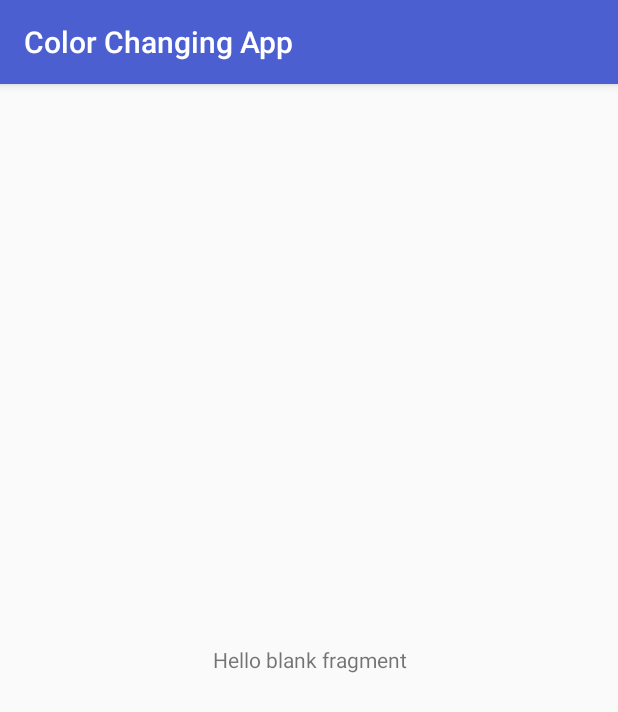
After one commit to tuj39467/ColorChangingApp, an Android app: the fragment CanvasFragment shown on its own in the app's theme, on a phone screen of 412 x 824 dp. The commit adds this screen. Shown: the top 712 px of the screen. Run offline under Robolectric (Android 15) with nearby library versions, the phone set to English and light mode, and no system bars.

Commit message:
Using factory method to improve communication between MainActivity and PaletteFragment. Began creating PaletteFragment as well as the design format of how the two formats will appear in the MainActivity.

```diff
--- a/app/build.gradle
+++ b/app/build.gradle
@@ -26,6 +26,7 @@ dependencies {
     implementation fileTree(dir: "libs", include: ["*.jar"])
     implementation 'androidx.appcompat:appcompat:1.2.0'
     implementation 'androidx.constraintlayout:constraintlayout:2.0.1'
+    implementation 'androidx.legacy:legacy-support-v4:1.0.0'
     testImplementation 'junit:junit:4.12'
     androidTestImplementation 'androidx.test.ext:junit:1.1.2'
     androidTestImplementation 'androidx.test.espresso:espresso-core:3.3.0'
--- a/app/src/main/java/edu/temple/colorchangingapp/CanvasActivity.java
+++ b/app/src/main/java/edu/temple/colorchangingapp/CanvasActivity.java
@@ -1,16 +1,12 @@
 package edu.temple.colorchangingapp;
 
-import android.app.Activity;
 import android.content.Intent;
-import android.content.res.Resources;
 import android.graphics.Color;
 import android.os.Bundle;
-import android.widget.BaseAdapter;
 import android.widget.TextView;
 
 import androidx.appcompat.app.AppCompatActivity;
 import androidx.constraintlayout.widget.ConstraintLayout;
-import android.widget.TextView;
 
 public class CanvasActivity extends AppCompatActivity {
     ConstraintLayout myLayout;
@@ -23,7 +19,7 @@ public class CanvasActivity extends AppCompatActivity {
         TextView text = new TextView(this);
         text.setGravity(4);
 
-        myLayout = findViewById(R.id.myLayout);
+        myLayout = findViewById(R.id.layout);
 
         Intent result = getIntent();
 
--- /dev/null
+++ b/app/src/main/java/edu/temple/colorchangingapp/CanvasFragment.java
@@ -0,0 +1,64 @@
+package edu.temple.colorchangingapp;
+
+import android.os.Bundle;
+
+import androidx.fragment.app.Fragment;
+
+import android.view.LayoutInflater;
+import android.view.View;
+import android.view.ViewGroup;
+
+/**
+ * A simple {@link Fragment} subclass.
+ * Use the {@link CanvasFragment#newInstance} factory method to
+ * create an instance of this fragment.
+ */
+public class CanvasFragment extends Fragment {
+
+    // TODO: Rename parameter arguments, choose names that match
+    // the fragment initialization parameters, e.g. ARG_ITEM_NUMBER
+    private static final String ARG_PARAM1 = "param1";
+    private static final String ARG_PARAM2 = "param2";
+
+    // TODO: Rename and change types of parameters
+    private String mParam1;
+    private String mParam2;
+
+    public CanvasFragment() {
+        // Required empty public constructor
+    }
+
+    /**
+     * Use this factory method to create a new instance of
+     * this fragment using the provided parameters.
+     *
+     * @param param1 Parameter 1.
+     * @param param2 Parameter 2.
+     * @return A new instance of fragment CanvasFragment.
+     */
+    // TODO: Rename and change types and number of parameters
+    public static CanvasFragment newInstance(String param1, String param2) {
+        CanvasFragment fragment = new CanvasFragment();
+        Bundle args = new Bundle();
+        args.putString(ARG_PARAM1, param1);
+        args.putString(ARG_PARAM2, param2);
+        fragment.setArguments(args);
+        return fragment;
+    }
+
+    @Override
+    public void onCreate(Bundle savedInstanceState) {
+        super.onCreate(savedInstanceState);
+        if (getArguments() != null) {
+            mParam1 = getArguments().getString(ARG_PARAM1);
+            mParam2 = getArguments().getString(ARG_PARAM2);
+        }
+    }
+
+    @Override
+    public View onCreateView(LayoutInflater inflater, ViewGroup container,
+                             Bundle savedInstanceState) {
+        // Inflate the layout for this fragment
+        return inflater.inflate(R.layout.fragment_canvas, container, false);
+    }
+}
--- a/app/src/main/res/layout/activity_pal.xml
+++ b/app/src/main/res/layout/activity_pal.xml
@@ -2,7 +2,7 @@
 <androidx.constraintlayout.widget.ConstraintLayout xmlns:android="http://schemas.android.com/apk/res/android"
     xmlns:app="http://schemas.android.com/apk/res-auto"
     xmlns:tools="http://schemas.android.com/tools"
-    android:id="@+id/myLayout"
+    android:id="@+id/container_1"
     android:layout_width="match_parent"
     android:layout_height="match_parent"
     tools:context=".PalActivity"
--- a/app/src/main/res/layout/canvasactivity.xml
+++ b/app/src/main/res/layout/canvasactivity.xml
@@ -2,7 +2,7 @@
 <androidx.constraintlayout.widget.ConstraintLayout xmlns:android="http://schemas.android.com/apk/res/android"
     xmlns:app="http://schemas.android.com/apk/res-auto"
     xmlns:tools="http://schemas.android.com/tools"
-    android:id="@+id/myLayout"
+    android:id="@+id/container_1"
     android:layout_width="match_parent"
     android:layout_height="match_parent"
 
--- /dev/null
+++ b/app/src/main/res/layout/fragment_canvas.xml
@@ -0,0 +1,15 @@
+<?xml version="1.0" encoding="utf-8"?>
+<FrameLayout xmlns:android="http://schemas.android.com/apk/res/android"
+    xmlns:tools="http://schemas.android.com/tools"
+    android:layout_width="match_parent"
+    android:layout_height="match_parent"
+    tools:context=".CanvasFragment">
+
+    <!-- TODO: Update blank fragment layout -->
+    <TextView
+        android:layout_width="match_parent"
+        android:layout_height="match_parent"
+        android:gravity="center"
+        android:text="@string/hello_blank_fragment" />
+
+</FrameLayout>
--- a/app/src/main/res/values/strings.xml
+++ b/app/src/main/res/values/strings.xml
@@ -29,4 +29,6 @@
         <item>Magenta</item>
         <item>Black</item>
     </string-array>
+    <!-- TODO: Remove or change this placeholder text -->
+    <string name="hello_blank_fragment">Hello blank fragment</string>
 </resources>
```
Also changed, not shown: app/src/main/java/edu/temple/colorchangingapp/ColorAdapter.java (+10 -10 lines), app/src/main/java/edu/temple/colorchangingapp/MainActivity.java (added, +26 -0 lines), app/src/main/java/edu/temple/colorchangingapp/PaletteActivity.java (deleted, +0 -58 lines), app/src/main/java/edu/temple/colorchangingapp/PaletteFragment.java (added, +97 -0 lines), app/src/main/res/layout/activity_main.xml (+27 -24 lines), app/src/main/res/layout/fragment_palette.xml (added, +12 -0 lines).
